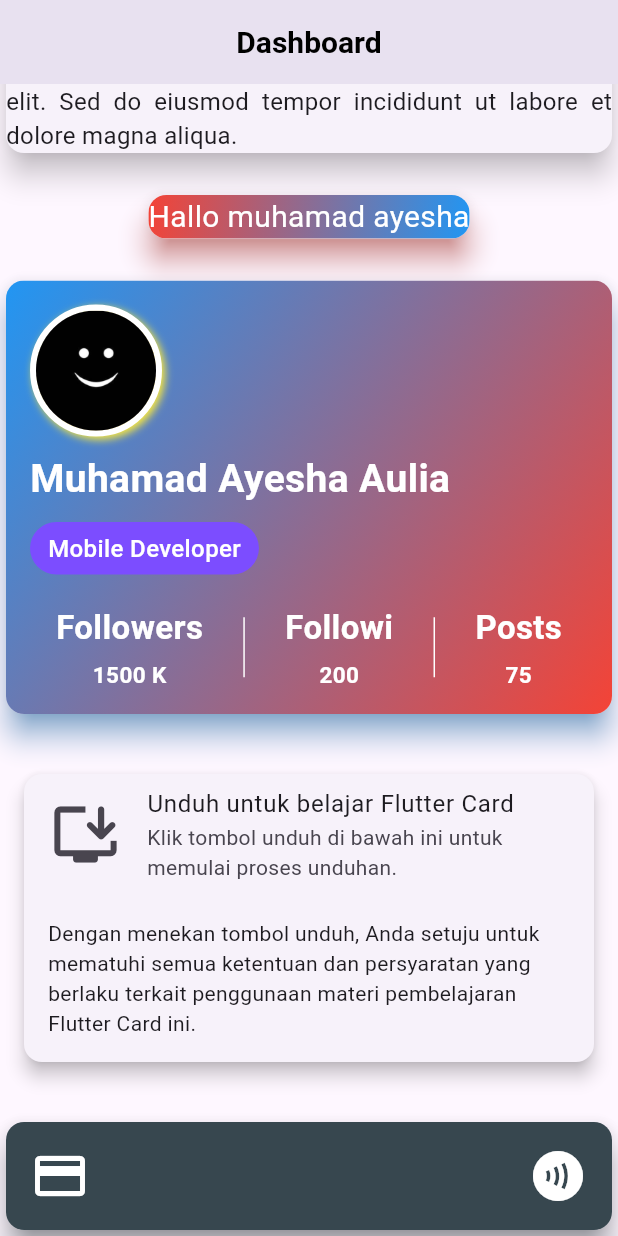
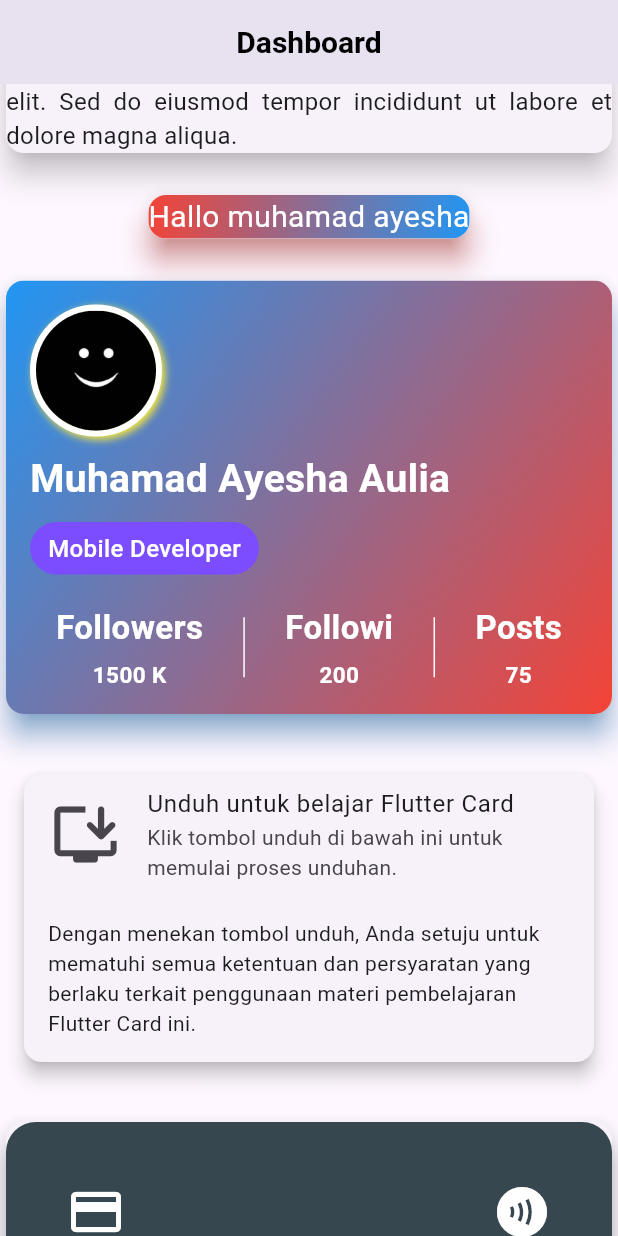
Before and after one commit to muhamadayeshaaulia/week_8_card, a Flutter app: the screen it shows after launch, scrolled down 275 dp, on a phone screen of 412 x 824 dp. Run offline on Flutter 3.47's test engine with Material 3 defaults, Android fonts, the light colour scheme and no system bars.

Commit message:
merubah ukuran padding agar icon sedikit ke bawah dan ukuran border radius dari 10 ke 20

```diff
--- a/lib/latihan_card.dart
+++ b/lib/latihan_card.dart
@@ -278,13 +278,14 @@ class MycardNight extends StatelessWidget {
               elevation: 8,
               shadowColor: Colors.blueGrey[800],
               clipBehavior: Clip.antiAlias,
-
               child: Container(
+                height: 150,
                 decoration: BoxDecoration(
                   color: Colors.blueGrey[800],
-                  borderRadius: BorderRadius.circular(10),
+                  borderRadius: BorderRadius.circular(20),
                 ),
-                padding: const EdgeInsets.all(16.0),
+                padding: const EdgeInsets.all(40.0),
+
                 child: Column(
                   crossAxisAlignment: CrossAxisAlignment.start,
                   children: [
```
